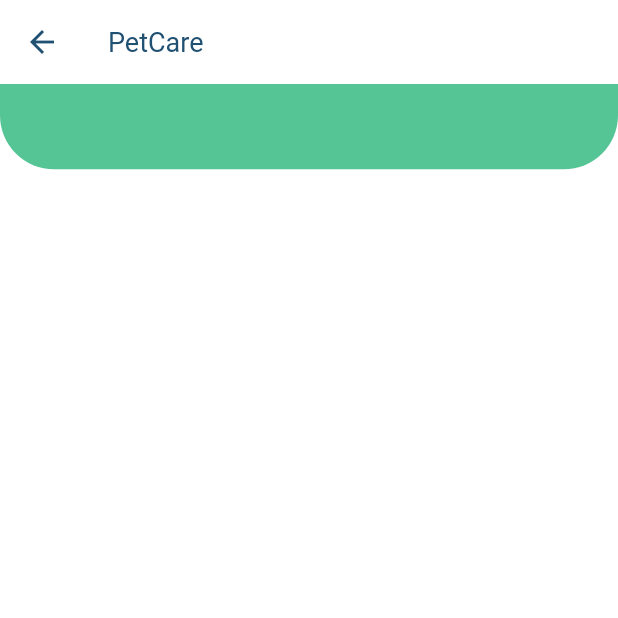
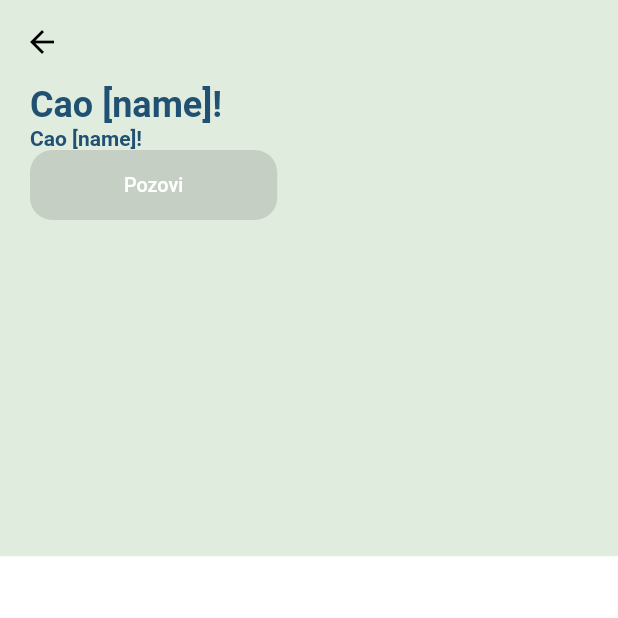
Before and after one commit to StefanRadosavljevic/jitsimeet, a Flutter app: the MainScreen screen opened by its route, on a phone screen of 412 x 824 dp, the top half of it. Run offline on Flutter 3.47's test engine with Material 2 defaults, Android fonts, the phone set to English and light mode, and no system bars; our stand-ins replace flutter_svg; Roboto replaces fonts that are missing (Muli).

```diff
--- a/lib/components/default_button.dart
+++ b/lib/components/small_button.dart
@@ -2,28 +2,28 @@ import 'package:flutter/material.dart';
 import 'package:jitsimeet/constants.dart';
 import 'package:jitsimeet/size_config.dart';
 
-class DefaultButton extends StatelessWidget {
+class SmallButton extends StatelessWidget {
   final String text;
   final Function press;
 
-  const DefaultButton({Key key, this.text, this.press}) : super(key: key);
+  const SmallButton({Key key, this.text, this.press}) : super(key: key);
   @override
   Widget build(BuildContext context) {
     return SizedBox(
-      width: double.infinity,
-      height: getProportionateScreenHeight(56),
+      width: getProportionateScreenWidth(150),
+      height: getProportionateScreenHeight(46),
       child: ElevatedButton(
         onPressed: press,
         style: ElevatedButton.styleFrom(
           primary: kPrimaryColor,
           shape: new RoundedRectangleBorder(
-            borderRadius: new BorderRadius.circular(20.0),
+            borderRadius: new BorderRadius.circular(15.0),
           ),
         ),
         child: Text(
           text,
           style: TextStyle(
-            fontSize: getProportionateScreenWidth(18),
+            fontSize: getProportionateScreenWidth(12),
             color: Colors.white,
           ),
         ),
--- a/lib/constants.dart
+++ b/lib/constants.dart
@@ -3,6 +3,7 @@ import 'package:jitsimeet/size_config.dart';
 
 const kPrimaryColor = Color(0xFF56C596);
 const kPrimaryLightColor = Color(0xFFFFFFFF);
+const kLightBackground = Color(0xFFE0ECDE);
 const kTextColor = Color(0xFF205072);
 const kSecondaryColor = Color(0xFF329D9C);
 const double kDefaultPadding = 20.0;
--- a/lib/screens/mainScreen/components/headerWithSearchBox.dart
+++ b/lib/screens/mainScreen/components/headerWithSearchBox.dart
@@ -1,7 +1,7 @@
 import 'package:flutter/material.dart';
+import 'package:jitsimeet/components/small_button.dart';
 
 import '../../../constants.dart';
-import '../../../size_config.dart';
 
 class HeaderWithSearchBox extends StatelessWidget {
   final Size size;
@@ -9,40 +9,44 @@ class HeaderWithSearchBox extends StatelessWidget {
   const HeaderWithSearchBox({Key key, this.size}) : super(key: key);
   @override
   Widget build(BuildContext context) {
-    return Container(
-      margin: EdgeInsets.only(bottom: kDefaultPadding * 2.5),
-      height: getProportionateScreenHeight(56),
-      child: Stack(
+    var size = MediaQuery.of(context).size;
+    return Stack(
       children: <Widget>[
         Container(
-            padding: EdgeInsets.only(
-              left: kDefaultPadding,
-              right: kDefaultPadding,
-              bottom: 36 + kDefaultPadding,
-            ),
-            height: size.height * 0.2 - 27,
+          height: size.height * .45,
           decoration: BoxDecoration(
-              color: kPrimaryColor,
-              borderRadius: BorderRadius.only(
-                bottomLeft: Radius.circular(36),
-                bottomRight: Radius.circular(36),
+            color: kLightBackground,
           ),
         ),
-            child: Row(
+        SafeArea(
+          child: Padding(
+            padding: const EdgeInsets.symmetric(horizontal: 20),
+            child: Column(
+              crossAxisAlignment: CrossAxisAlignment.start,
+              mainAxisAlignment: MainAxisAlignment.spaceEvenly,
               children: <Widget>[
                 Text(
-                  'Hi Uishopy!',
-                  style: Theme.of(context).textTheme.headline5.copyWith(
-                      color: Colors.white, fontWeight: FontWeight.bold),
+                  "Cao [name]!",
+                  style: Theme.of(context)
+                      .textTheme
+                      .headline5
+                      .copyWith(color: kTextColor, fontWeight: FontWeight.bold),
                 ),
-                Spacer(),
-                // Image.asset("assets/images/logo.png")
+                Text(
+                  "Cao [name]!",
+                  style: Theme.of(context)
+                      .textTheme
+                      .bodyText1
+                      .copyWith(color: kTextColor, fontWeight: FontWeight.bold),
+                ),
+                SmallButton(
+                  text: 'Pozovi',
+                ),
               ],
             ),
           ),
-
+        ),
       ],
-      ),
     );
   }
 }
--- a/lib/screens/mainScreen/components/mainBody.dart
+++ b/lib/screens/mainScreen/components/mainBody.dart
@@ -9,7 +9,6 @@ class MainBody extends StatelessWidget {
       child: Column(
         children: <Widget>[
           HeaderWithSearchBox(size: size),
-
         ],
       ),
     );
--- a/lib/screens/mainScreen/mainScreen.dart
+++ b/lib/screens/mainScreen/mainScreen.dart
@@ -1,5 +1,4 @@
 import 'package:flutter/material.dart';
-import 'package:jitsimeet/components/appbar.dart';
 import 'package:jitsimeet/screens/mainScreen/components/mainBody.dart';
 
 class MainScreen extends StatelessWidget {
@@ -7,7 +6,11 @@ class MainScreen extends StatelessWidget {
   @override
   Widget build(BuildContext context) {
     return Scaffold(
-      appBar: myAppBar(),
+      extendBodyBehindAppBar: true,
+      appBar: AppBar(
+        // leading: Icon(Icons.menu),
+        backgroundColor: Colors.transparent,
+      ),
       body: MainBody(),
     );
   }
--- a/pubspec.yaml
+++ b/pubspec.yaml
@@ -25,6 +25,7 @@ dependencies:
     sdk: flutter
   cupertino_icons: ^1.0.2
   flutter_svg: ^0.19.3
+  jitsi_meet: ^3.0.0
   provider: ^5.0.0
 
 dev_dependencies:
```
Also changed, not shown: assets/icons/Menu.svg (added), assets/images/undraw_pilates_gpdb.png (added), pubspec.lock, 9 other files. Lines whose indentation alone changed are shown as unchanged.
